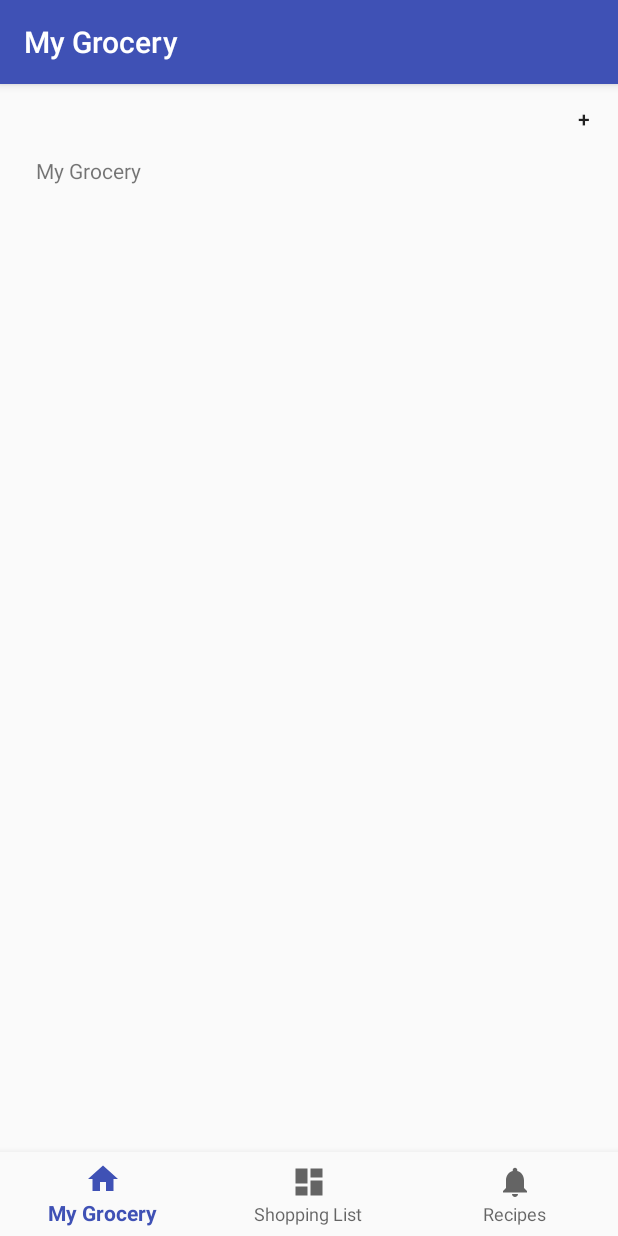
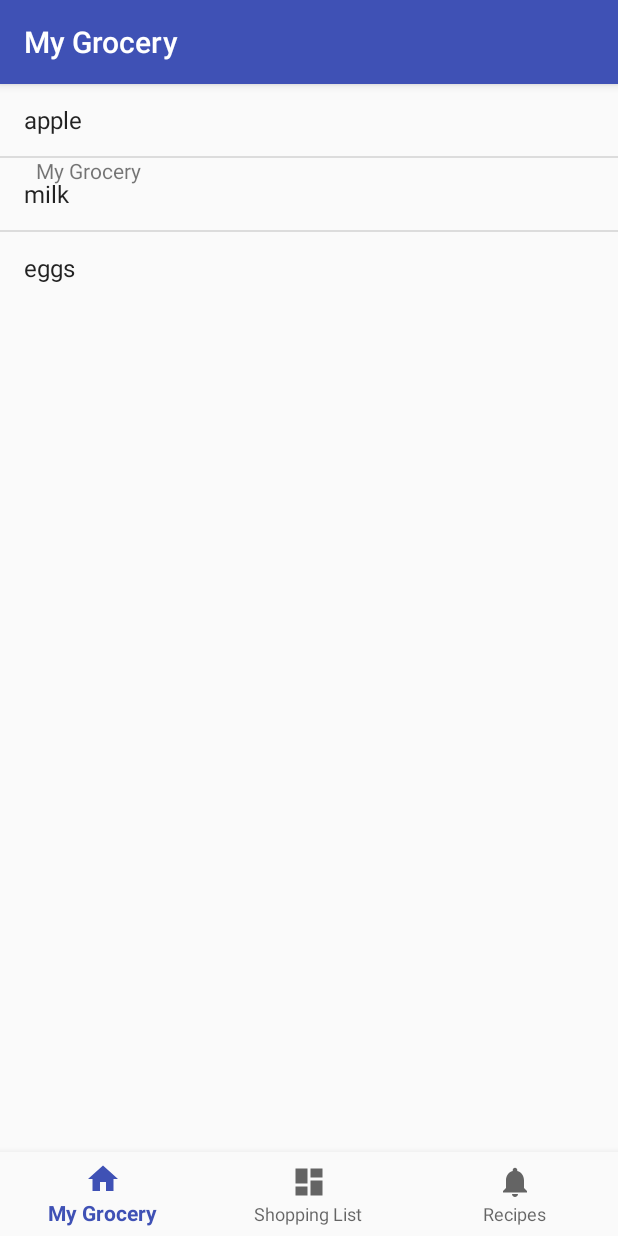
Before and after one commit to wang2262/grocery_assistant, an Android app: the screen it shows after launch (MainActivity), on a phone screen of 412 x 824 dp. Run offline under Robolectric (Android 15) with nearby library versions, the phone set to English and light mode, and no system bars.

Commit message:
add draft  modification dialog in grocery fragment

```diff
--- /dev/null
+++ b/app/src/main/java/com/example/team22cs407/groceryassistant/MyGroceryFragment.java
@@ -0,0 +1,44 @@
+package com.example.team22cs407.groceryassistant;
+
+
+import android.os.Bundle;
+import android.support.v4.app.FragmentManager;
+import android.view.LayoutInflater;
+import android.view.View;
+import android.view.ViewGroup;
+import android.support.v4.app.Fragment;
+import android.widget.AdapterView;
+import android.widget.ArrayAdapter;
+import android.widget.ListView;
+
+/**
+ * Created by yuanyuanji on 2/6/18.
+ */
+
+public class MyGroceryFragment extends Fragment {
+    private  static String[] GROCERY_LIST = new String[] {"apple", "milk", "eggs"};
+    @Override
+    public View onCreateView(LayoutInflater inflater, ViewGroup container,
+                             Bundle savedInstanceState) {
+        // Inflate the layout for this fragment
+
+        View view = inflater.inflate(R.layout.my_grocery_fragment, container, false);
+
+        ListView listView = view.findViewById(R.id.grocery_list);
+        ArrayAdapter<String> adapter = new ArrayAdapter<String>(getActivity(), android.R.layout.simple_list_item_1, GROCERY_LIST);
+        listView.setAdapter(adapter);
+
+        listView.setOnItemClickListener(new AdapterView.OnItemClickListener() {
+            @Override
+            public void onItemClick(AdapterView<?> adapterView, View view, int i, long l) {
+                //Toast.makeText(getActivity(), ((TextView) view).getText(), Toast.LENGTH_SHORT).show();
+                ModificationDialogFragment dialog = new ModificationDialogFragment();
+                FragmentManager fragmentManager = getFragmentManager();
+                dialog.show(fragmentManager, "ModificationDialogFragment");
+            }
+        });
+
+
+        return view;
+    }
+}
--- a/app/src/main/res/layout/activity_main.xml
+++ b/app/src/main/res/layout/activity_main.xml
@@ -6,6 +6,15 @@
     android:layout_width="match_parent"
     android:layout_height="match_parent"
     tools:context="com.example.team22cs407.groceryassistant.MainActivity">
+
+
+
+    <fragment
+        android:id="@+id/fragment_container"
+        android:layout_weight="1"
+        android:layout_width="0dp"
+        android:layout_height="match_parent"
+        class = "com.example.team22cs407.groceryassistant.MyGroceryFragment" />
 
     <TextView
         android:id="@+id/message"
@@ -16,19 +25,6 @@
         android:text="@string/title_mygrocery"
         app:layout_constraintLeft_toLeftOf="parent"
         app:layout_constraintTop_toTopOf="parent" />
-
-    <Button
-        android:id="@+id/Button1"
-        style="?android:attr/borderlessButtonStyle"
-        android:layout_width="38dp"
-        android:layout_height="38dp"
-        android:layout_marginEnd="3dp"
-        android:layout_marginTop="3dp"
-        android:onClick="addDialog"
-        android:text="+"
-        app:layout_constraintEnd_toEndOf="parent"
-        app:layout_constraintTop_toTopOf="parent" />
-
     <android.support.design.widget.BottomNavigationView
         android:id="@+id/navigation"
         android:layout_width="0dp"
--- /dev/null
+++ b/app/src/main/res/layout/my_grocery_fragment.xml
@@ -0,0 +1,20 @@
+<?xml version="1.0" encoding="utf-8"?>
+<RelativeLayout xmlns:android="http://schemas.android.com/apk/res/android"
+    android:layout_width="match_parent" android:layout_height="match_parent">
+    <ListView
+        android:id="@+id/grocery_list"
+        android:layout_width="wrap_content"
+        android:layout_height="wrap_content">
+
+    </ListView>
+
+    <!--
+    <TextView xmlns:android="http://schemas.android.com/apk/res/android"
+        android:layout_width="fill_parent"
+        android:layout_height="fill_parent"
+        android:padding="10dp"
+        android:textSize="20sp"
+        android:text="I am a fragment"
+        />
+    -->
+</RelativeLayout>
--- a/app/src/main/res/values/strings.xml
+++ b/app/src/main/res/values/strings.xml
@@ -5,4 +5,10 @@
     <string name="title_Recipes">Recipes</string>
     <string name="title_activity_shopping_list">Shopping List</string>
     <string name="title_activity_recipes">Recipes</string>
+    <!-- for modification dialog-->
+    <string name="modification_dialog_message">Are you sure?</string>
+    <string name="modification_dialog_save">Save </string>
+    <string name="modification_dialog_cancel">Cancel </string>
+    <string name="item_name">Name</string>
+    <string name="item_expiration">Expiration Date</string>
 </resources>
```
Also changed, not shown: app/src/main/java/com/example/team22cs407/groceryassistant/MainActivity.java (+16 -0 lines), app/src/main/java/com/example/team22cs407/groceryassistant/ModificationDialogFragment.java (added, +55 -0 lines), app/src/main/java/com/example/team22cs407/groceryassistant/MyGroceryListActivity.java (added, +34 -0 lines), app/src/main/res/layout/dialog_modification.xml (added, +38 -0 lines), app/src/main/res/layout/my_grocery_list.xml (added, +7 -0 lines).
